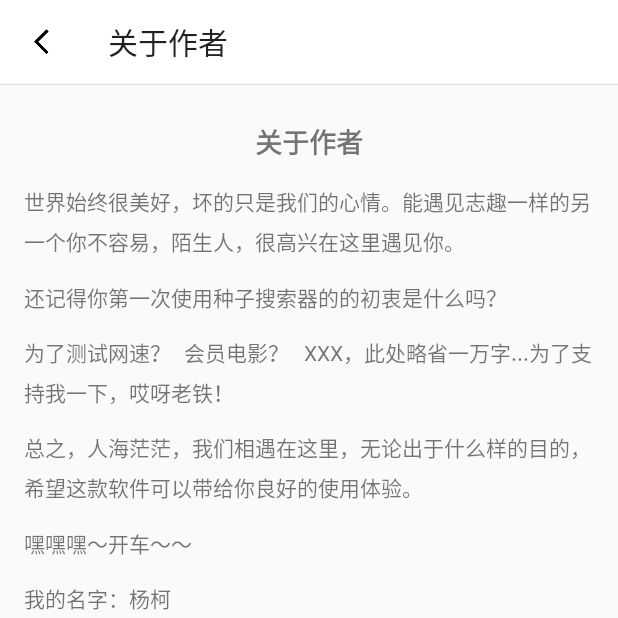
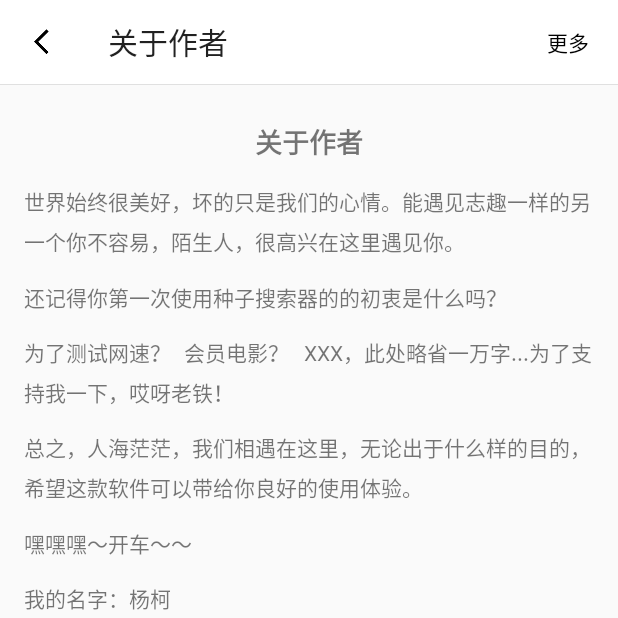
Before and after one commit to Android-yang/Searcher, an Android app: the AboutAuthorActivity screen opened directly, with no data from a screen before it, on a phone screen of 412 x 824 dp, the top half of it. Run offline under Robolectric (Android 15) with nearby library versions, the phone set to English and light mode, and no system bars; our stand-ins replace ButterKnife; libraries missing offline, so code that uses them is left out: com.gyf.barlibrary, com.vondear.rxtools; 5 statements that could not run were skipped.

Commit message:
关于作者->更多：新增关于作者更多

```diff
--- a/app/src/main/AndroidManifest.xml
+++ b/app/src/main/AndroidManifest.xml
@@ -7,7 +7,6 @@
         android:allowBackup="true"
         android:icon="@mipmap/ic_launcher"
         android:label="@string/app_name"
-
         android:supportsRtl="true"
         android:theme="@style/AppTheme">
         <activity
@@ -21,11 +20,12 @@
         </activity>
         <activity
             android:name=".activity.AboutAuthorActivity"
-            android:launchMode="singleTop" />
+            android:launchMode="singleTop"></activity>
         <activity
             android:name=".activity.SoftwareRequiredActivity"
             android:launchMode="singleTop" />
-        <activity android:name=".activity.SearchResultActivity"></activity>
+        <activity android:name=".activity.SearchResultActivity" />
+        <activity android:name=".activity.AuthorActivity"></activity>
     </application>
 
 </manifest>
--- a/app/src/main/java/com/android/yangke/activity/AboutAuthorActivity.java
+++ b/app/src/main/java/com/android/yangke/activity/AboutAuthorActivity.java
@@ -1,7 +1,12 @@
 package com.android.yangke.activity;
+
+import android.view.Menu;
+import android.view.MenuItem;
 
 import com.android.yangke.R;
 import com.android.yangke.base.BaseActivity;
+import com.vondear.rxtools.RxActivityUtils;
+import com.vondear.rxtools.view.RxToast;
 
 /**
  * author: yangke on 2018/5/20
@@ -12,12 +17,20 @@ import com.android.yangke.base.BaseActivity;
 public class AboutAuthorActivity extends BaseActivity {
 
     @Override
-    protected int setLayoutId() { return R.layout.activity_about_author; }
+    protected int setLayoutId() {
+        return R.layout.activity_about_author;
+    }
 
     @Override
     protected void initView() {
         mImmersionBar.statusBarDarkFont(true).init();
         setTileLeft(getString(R.string.about_author));
+        setTitleRight(getString(R.string.about_author_more));
         setToolbarLineVisible();
     }
+
+    @Override
+    protected void onRightButtonClick() {
+        RxActivityUtils.skipActivity(this, AuthorActivity.class);
+    }
 }
--- a/app/src/main/java/com/android/yangke/base/AbsActivity.java
+++ b/app/src/main/java/com/android/yangke/base/AbsActivity.java
@@ -22,7 +22,7 @@ import com.vondear.rxtools.RxDeviceUtils;
  */
 public class AbsActivity extends AppCompatActivity {
 
-    private Toolbar mToolbar;//整体标题栏容器
+    protected Toolbar mToolbar;//整体标题栏容器
     private TextView mTitleRight;//右标题
     private FrameLayout mContentContainerView;//存放内容容器
     private View mToolbarLine;
@@ -56,6 +56,17 @@ public class AbsActivity extends AppCompatActivity {
      */
     protected void initStateBar() {
         //在BaseActivity里初始化
+    }
+
+    /**
+     * 重写此方法可解决子类重写 setSupportActionBar 时，先前设置的功能失效问题。
+     * 例：标题左边点击事件失效
+     * @param toolbar
+     */
+    @Override
+    public void setSupportActionBar(@Nullable Toolbar toolbar) {
+        super.setSupportActionBar(toolbar);
+        mToolbar.setNavigationOnClickListener(leftBtnOnClickListener);
     }
 
     /**
--- a/app/src/main/res/layout/activity_base.xml
+++ b/app/src/main/res/layout/activity_base.xml
@@ -18,21 +18,23 @@
             <TextView
                 android:id="@+id/title_right"
                 android:layout_width="wrap_content"
-                android:layout_height="match_parent"
+                android:layout_height="wrap_content"
                 android:layout_gravity="right"
+                android:layout_marginRight="16dp"
+                android:background="?attr/selectableItemBackgroundBorderless"
                 android:gravity="center"
-                android:paddingRight="15dp"
+                android:padding="3dp"
                 android:textColor="@android:color/black"
-                android:textSize="12sp" />
+                android:textSize="14sp" />
         </android.support.v7.widget.Toolbar>
 
         <View
             android:id="@+id/base_toolbar_line"
-            android:visibility="gone"
             android:layout_width="match_parent"
             android:layout_height="0.5dp"
             android:layout_below="@+id/base_toolbar"
-            android:background="#ffe0e0e0" />
+            android:background="#ffe0e0e0"
+            android:visibility="gone" />
 
     </RelativeLayout>
 
--- /dev/null
+++ b/app/src/main/res/layout/include_webview.xml
@@ -0,0 +1,5 @@
+<?xml version="1.0" encoding="utf-8"?>
+<WebView xmlns:android="http://schemas.android.com/apk/res/android"
+    android:id="@+id/webView"
+    android:layout_width="match_parent"
+    android:layout_height="match_parent" />
--- a/app/src/main/res/values/strings.xml
+++ b/app/src/main/res/values/strings.xml
@@ -11,4 +11,5 @@
     <string name="hint_thunder_no_installed">迅雷没有安装或版本过低，链接已复制到剪切板</string>
     <string name="thunder_package">com.xunlei.downloadprovider</string>
     <string name="hint_no_data">data is null</string>
+    <string name="about_author_more">更多</string>
 </resources>
```
Also changed, not shown: app/src/main/java/com/android/yangke/activity/AuthorActivity.java (added, +52 -0 lines), app/src/main/res/layout/activity_author.xml (added, +9 -0 lines), app/src/main/res/layout/fragment_home.xml (+1 -6 lines).
